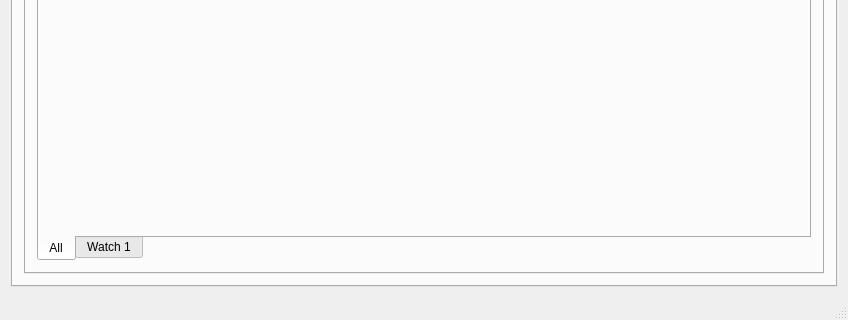
The window that IDE/iqrf_ide/mainwindow.ui (nandra/IDE) describes before a commit, drawn with Qt 5; both pictures show x 0 to 848 and y 192 to 512 of the 848 by 512 pixel window.
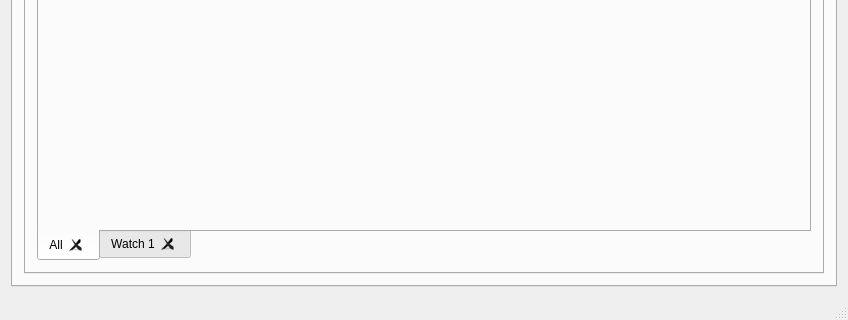
The same window after the commit. The open tabs and pages were chosen to show the change. Icons and pictures are not drawn.

Commit message: Add handling for watch tabs (adding and closing).

What changed in the file:
```diff
--- a/IDE/iqrf_ide/mainwindow.ui
+++ b/IDE/iqrf_ide/mainwindow.ui
@@ -1639,6 +1639,9 @@
               <property name="currentIndex">
                <number>0</number>
               </property>
+              <property name="tabsClosable">
+               <bool>true</bool>
+              </property>
               <widget class="QWidget" name="tab_10">
                <attribute name="title">
                 <string>All</string>
```
Left out of the diff: 4 changed lines with no effect on the pictures. The commit also changes 2 other files.
